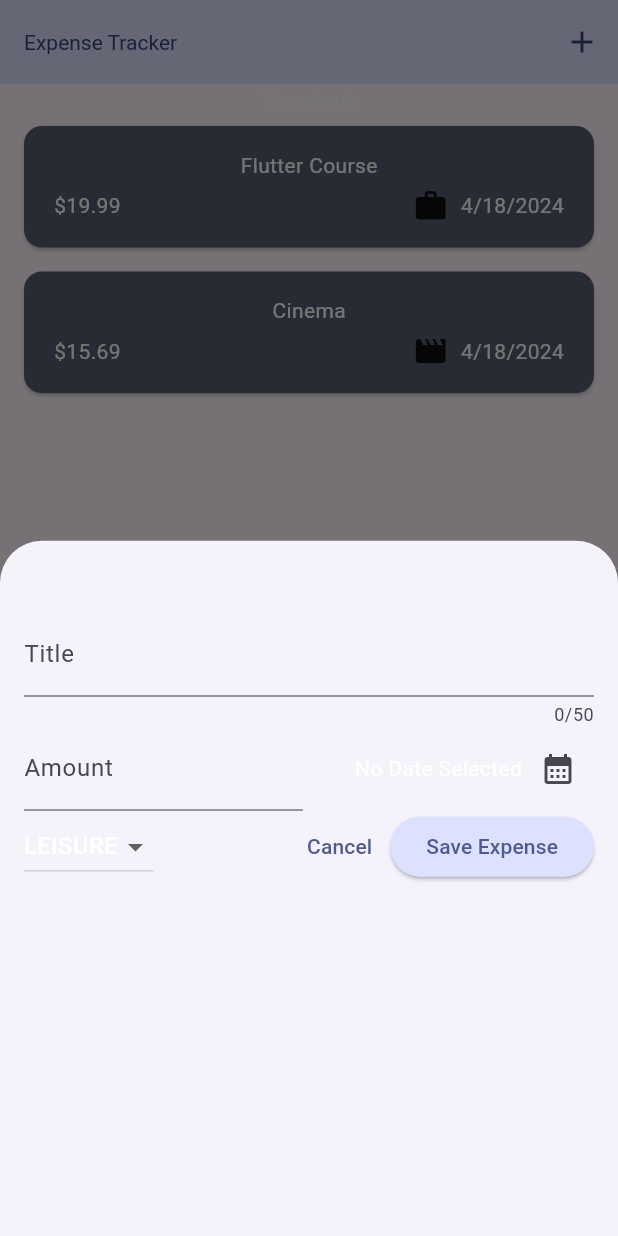
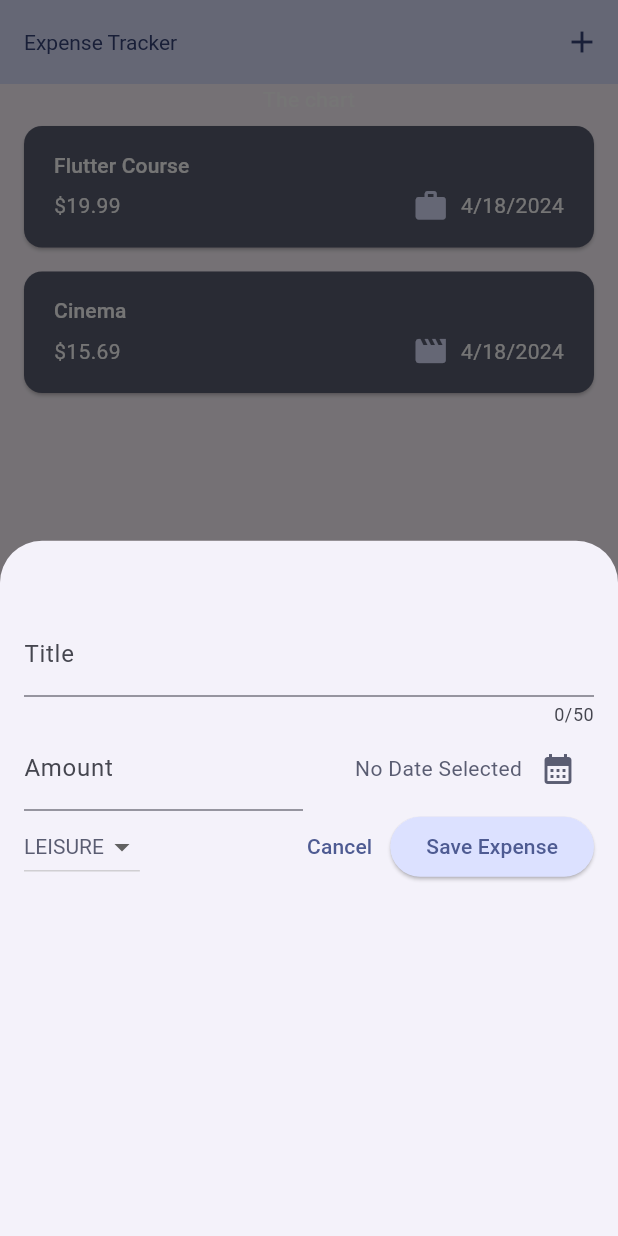
Before and after one commit to BorokiniofDevs/expense_tracker, a Flutter app: the screen it shows after launch, after a tap on the "add" icon, on a phone screen of 412 x 824 dp. Run offline on Flutter 3.47's test engine with Material 3 defaults, Android fonts, the phone set to English and light mode, and no system bars.

```diff
--- a/lib/main.dart
+++ b/lib/main.dart
@@ -32,6 +32,8 @@ void main() {
           fontSize: 14,
         ),
       ),
+      iconTheme:
+          IconThemeData(color: kDarkColorScheme.primaryContainer, size: 25),
     ),
     theme: ThemeData().copyWith(
         colorScheme: kColorScheme,
@@ -54,7 +56,7 @@ void main() {
             fontSize: 14,
           ),
         ),
-    ),
+        iconTheme: IconThemeData(color: kColorScheme.primaryContainer)),
     home: const Expenses(),
   ));
 }
--- a/lib/widgets/expense_item.dart
+++ b/lib/widgets/expense_item.dart
@@ -12,8 +12,12 @@ class ExpenseItem extends StatelessWidget {
       child: Padding(
         padding: const EdgeInsets.symmetric(horizontal: 20, vertical: 16),
         child: Column(
+          crossAxisAlignment: CrossAxisAlignment.start,
           children: [
-            Text(expense.title),
+            Text(
+              expense.title,
+              style: Theme.of(context).textTheme.labelLarge,
+            ),
             const SizedBox(
               height: 5,
             ),
--- a/lib/widgets/expenses_list.dart
+++ b/lib/widgets/expenses_list.dart
@@ -14,6 +14,12 @@ class ExpensesList extends StatelessWidget {
       itemCount: expenses.length,
       itemBuilder: (ctx, index) => Dismissible(
         key: ValueKey(expenses[index]),
+        background: Container(
+          color: Theme.of(context).colorScheme.error.withOpacity(0.23),
+          margin: EdgeInsets.symmetric(
+              horizontal: Theme.of(context).cardTheme.margin!.horizontal,
+              vertical: 15),
+        ),
         onDismissed: (direction) => {
           onRemoveExpense(
             expenses[index],
--- a/lib/widgets/new_expense.dart
+++ b/lib/widgets/new_expense.dart
@@ -1,5 +1,6 @@
 import 'package:expense_tracker/models/expense.dart';
 import 'package:flutter/material.dart';
+import 'package:flutter/widgets.dart';
 // import 'package:flutter/widgets.dart';
 
 class NewExpense extends StatefulWidget {
@@ -113,14 +114,19 @@ class _NewExpenseState extends State<NewExpense> {
                   mainAxisAlignment: MainAxisAlignment.end,
                   crossAxisAlignment: CrossAxisAlignment.center,
                   children: [
-                    Text(_selectedDate == null
-                        ? 'No Date Selected'
-                        : formatter.format(_selectedDate!)),
+                    Text(
+                      _selectedDate == null
+                          ? 'No Date Selected'
+                          : formatter.format(_selectedDate!),
+                      style: TextStyle(
+                          color: Theme.of(context).colorScheme.secondary),
+                    ),
                     IconButton(
                       onPressed: _presentDatePicker,
                       icon: const Icon(
                         Icons.calendar_month,
                       ),
+                      color: Theme.of(context).colorScheme.secondary,
                     ),
                   ],
                 ),
@@ -133,6 +139,8 @@ class _NewExpenseState extends State<NewExpense> {
           Row(
             children: [
               DropdownButton(
+                style:
+                    TextStyle(color: Theme.of(context).colorScheme.secondary),
                 value: _selectedCategory,
                 items: Category.values
                     .map(
```
Also changed, not shown: lib/models/expense.dart (+20 -0 lines). Lines whose indentation alone changed are shown as unchanged.
